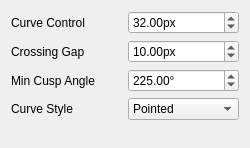
Qt form src/dialogs/node_style_form.ui (mbasaglia/Knotter) before a commit.
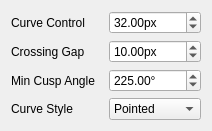
The same form after that commit. Icons and pictures are not drawn.

Commit message: Node context menu

```diff
--- a/src/dialogs/node_style_form.ui
+++ b/src/dialogs/node_style_form.ui
@@ -6,8 +6,8 @@
    <rect>
     <x>0</x>
     <y>0</y>
-    <width>250</width>
-    <height>148</height>
+    <width>212</width>
+    <height>114</height>
    </rect>
   </property>
   <property name="windowTitle">
@@ -42,19 +42,6 @@
      </property>
     </widget>
    </item>
-   <item row="6" column="0">
-    <spacer name="verticalSpacer">
-     <property name="orientation">
-      <enum>Qt::Vertical</enum>
-     </property>
-     <property name="sizeHint" stdset="0">
-      <size>
-       <width>20</width>
-       <height>40</height>
-      </size>
-     </property>
-    </spacer>
-   </item>
    <item row="5" column="1">
     <widget class="QComboBox" name="style_combo">
      <item>
```
The commit also changes 16 other files.
